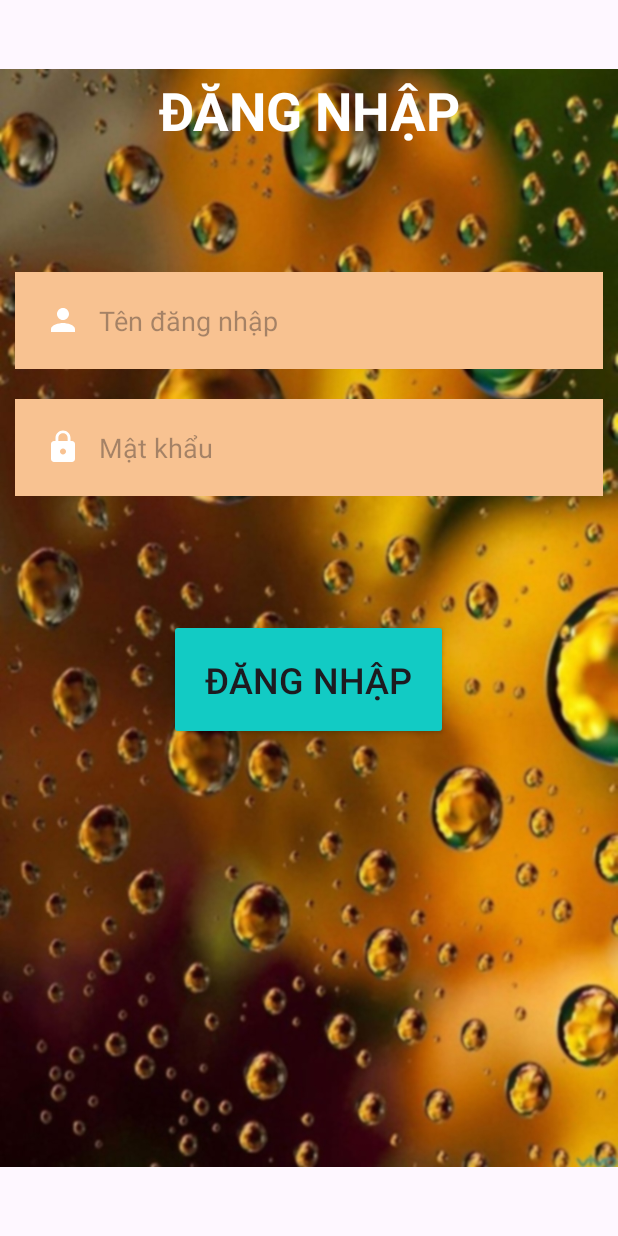
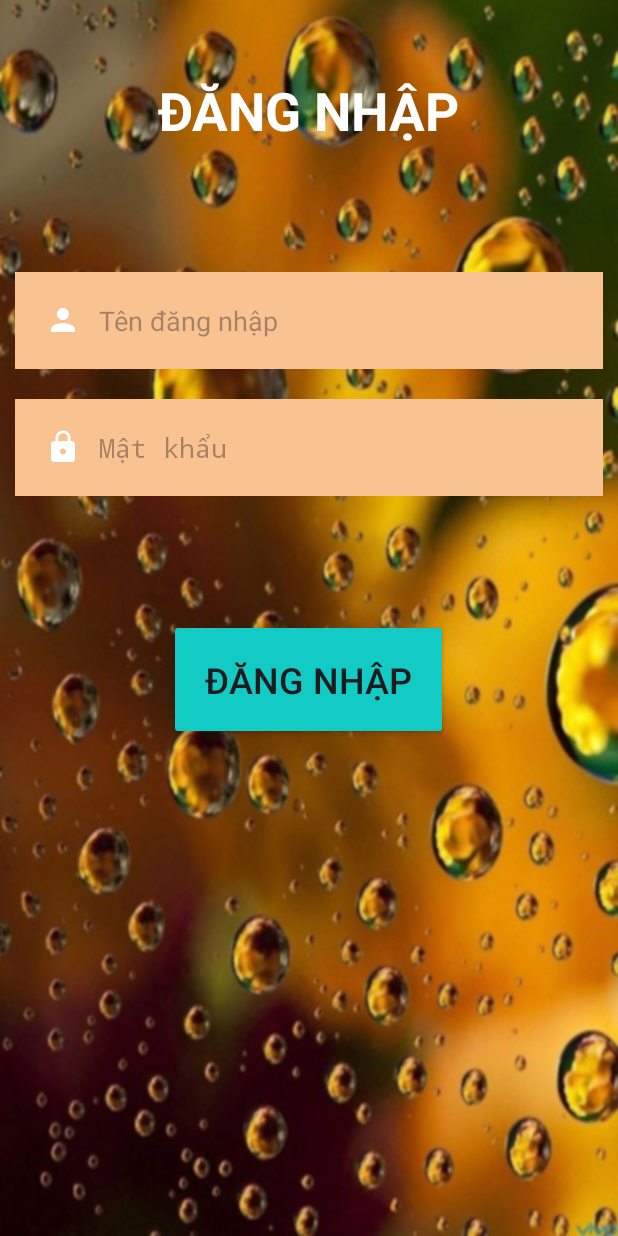
Before and after one commit to cuongnt02/OUHotelBooking, an Android app: the screen it shows after launch (LoginActivity), after a tap on "ĐĂNG NHẬP", on a phone screen of 412 x 824 dp. Run offline under Robolectric (Android 15) with nearby library versions, the phone set to English and light mode, and no system bars; Roboto replaces fonts that are not available here.

Commit message:
layout cleanups

```diff
--- a/app/src/main/java/com/example/ouhotelbooking/fragments/AuthFragment.java
+++ b/app/src/main/java/com/example/ouhotelbooking/fragments/AuthFragment.java
@@ -7,6 +7,7 @@ import android.view.LayoutInflater;
 import android.view.View;
 import android.view.ViewGroup;
 import android.widget.Button;
+import android.widget.Toast;
 
 import androidx.annotation.NonNull;
 import androidx.annotation.Nullable;
@@ -25,10 +26,16 @@ public class AuthFragment extends Fragment {
     public View onCreateView(@NonNull LayoutInflater inflater, @Nullable ViewGroup container, @Nullable Bundle savedInstanceState) {
         View view = inflater.inflate(R.layout.layout_auth, container, false);
 
-        loginButton = view.findViewById(R.id.button_login);
+        loginButton = view.findViewById(R.id.auth_button_login);
         loginButton.setOnClickListener(btn -> {
             Intent intent = new Intent(getActivity(), LoginActivity.class);
             startActivity(intent);
+        });
+
+        registerButton = view.findViewById(R.id.auth_button_register);
+        registerButton.setOnClickListener(btn -> {
+            Toast.makeText(getActivity(), "Register Button Clicked!", Toast.LENGTH_SHORT)
+                    .show();
         });
 
 
--- a/app/src/main/res/layout/layout_login.xml
+++ b/app/src/main/res/layout/layout_login.xml
@@ -1,37 +1,17 @@
 <?xml version="1.0" encoding="utf-8"?>
 <LinearLayout xmlns:android="http://schemas.android.com/apk/res/android"
-    xmlns:app="http://schemas.android.com/apk/res-auto"
-    xmlns:tools="http://schemas.android.com/tools"
     android:layout_width="match_parent"
     android:layout_height="match_parent"
     android:orientation="vertical"
-    tools:context=".fragments.LoginFragment">
-
-    <FrameLayout
-        android:layout_width="match_parent"
-        android:layout_height="match_parent">
-
-        <ImageView
-            android:id="@+id/imageView4"
-            android:layout_width="wrap_content"
-            android:layout_height="wrap_content"
-            android:src="@drawable/background" />
-
-        <LinearLayout
-            android:layout_width="match_parent"
-            android:layout_height="match_parent"
-            android:orientation="vertical">
-
+    android:background="@drawable/background"
+    android:gravity="top|center"
+    >
             <TextView
-                android:id="@+id/textView2"
-                android:layout_width="match_parent"
+                android:layout_width="wrap_content"
                 android:layout_height="wrap_content"
-                android:layout_marginStart="50dp"
-                android:layout_marginTop="50dp"
-                android:layout_marginEnd="50dp"
-                android:layout_marginBottom="50dp"
-                android:gravity="center"
-                android:text="ĐĂNG NHẬP"
+                android:layout_margin="50dp"
+                android:text="@string/login_title"
+                android:textAllCaps="true"
                 android:textColor="@color/white"
                 android:textSize="35sp"
                 android:textStyle="bold" />
@@ -44,53 +24,43 @@
                 android:orientation="vertical">
 
                 <EditText
-                    android:id="@+id/editTextText"
+                    android:id="@+id/login_edit_text_username"
                     android:layout_width="match_parent"
                     android:layout_height="wrap_content"
-                    android:layout_marginStart="10dp"
-                    android:layout_marginTop="10dp"
-                    android:layout_marginEnd="10dp"
-                    android:layout_marginBottom="10dp"
+                    android:layout_margin="10dp"
                     android:background="#f8c291"
-                    android:drawableLeft="@drawable/baseline_person_24"
+                    android:drawableStart="@drawable/baseline_person_24"
                     android:drawablePadding="12sp"
-                    android:ems="10"
-                    android:hint="Tên đăng nhập"
+                    android:hint="@string/login_username_hint"
                     android:inputType="text"
                     android:padding="20dp"
-                    android:textColor="@color/white" />
+                    android:textColor="@color/white"
+                     />
 
                 <EditText
-                    android:id="@+id/editTextText2"
+                    android:id="@+id/login_edit_text_password"
                     android:layout_width="match_parent"
                     android:layout_height="wrap_content"
-                    android:layout_marginStart="10dp"
-                    android:layout_marginTop="10dp"
-                    android:layout_marginEnd="10dp"
-                    android:layout_marginBottom="10dp"
+                    android:layout_margin="10dp"
                     android:background="#f8c291"
-                    android:drawableLeft="@drawable/baseline_lock_24"
+                    android:drawableStart="@drawable/baseline_lock_24"
                     android:drawablePadding="12sp"
-                    android:ems="10"
-                    android:hint="Mật khẩu"
-                    android:inputType="text"
+                    android:hint="@string/login_password_hint"
+                    android:inputType="textPassword"
                     android:padding="20dp"
                     android:textColor="@color/white" />
 
             </LinearLayout>
 
             <Button
-                android:id="@+id/button"
+                android:id="@+id/login_button"
                 android:layout_width="wrap_content"
                 android:layout_height="wrap_content"
-                android:layout_gravity="center"
                 android:layout_marginTop="40dp"
                 android:backgroundTint="#12CBC4"
                 android:padding="24dp"
-                android:text="Đăng nhập"
+                android:text="@string/login_button_text"
                 android:textSize="24sp" />
 
-        </LinearLayout>
-    </FrameLayout>
 
 </LinearLayout>
--- /dev/null
+++ b/app/src/main/res/values/strings_login.xml
@@ -0,0 +1,7 @@
+<?xml version="1.0" encoding="utf-8"?>
+<resources>
+    <string name="login_title">Đăng Nhập</string>
+    <string name="login_username_hint">Tên đăng nhập</string>
+    <string name="login_password_hint">Mật khẩu</string>
+    <string name="login_button_text">Đăng nhập</string>
+</resources>
--- /dev/null
+++ b/app/src/main/res/values/strings_register.xml
@@ -0,0 +1,2 @@
+<?xml version="1.0" encoding="utf-8"?>
+<resources></resources>
```
Also changed, not shown: app/src/main/res/layout/layout_auth.xml (+20 -36 lines), app/src/main/res/values/strings_auth.xml (added, +8 -0 lines), app/src/main/res/drawable/background_button.xml (renamed from app/src/main/res/drawable/backgrondbutton.xml).
